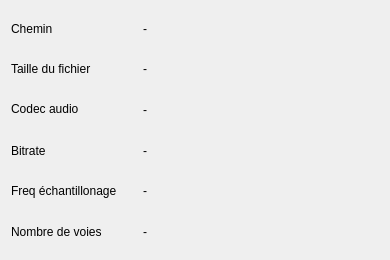
The window that fileinformationsdialog.ui (skywodd/mandarine) describes before a commit, drawn with Qt 5.
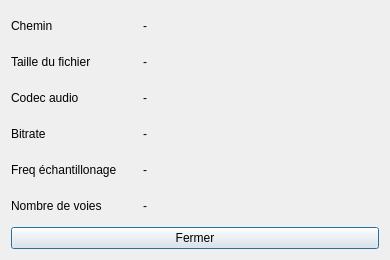
The same window after the commit. Icons and pictures are not drawn.

```diff
--- a/fileinformationsdialog.ui
+++ b/fileinformationsdialog.ui
@@ -248,6 +248,19 @@
        </item>
       </layout>
      </item>
+     <item>
+      <widget class="QPushButton" name="action_close">
+       <property name="toolTip">
+        <string>Fermer</string>
+       </property>
+       <property name="text">
+        <string>Fermer</string>
+       </property>
+       <property name="shortcut">
+        <string>Esc, Return</string>
+       </property>
+      </widget>
+     </item>
     </layout>
    </item>
   </layout>
```
Left out of the diff: 37 changed lines with no effect on the pictures.
